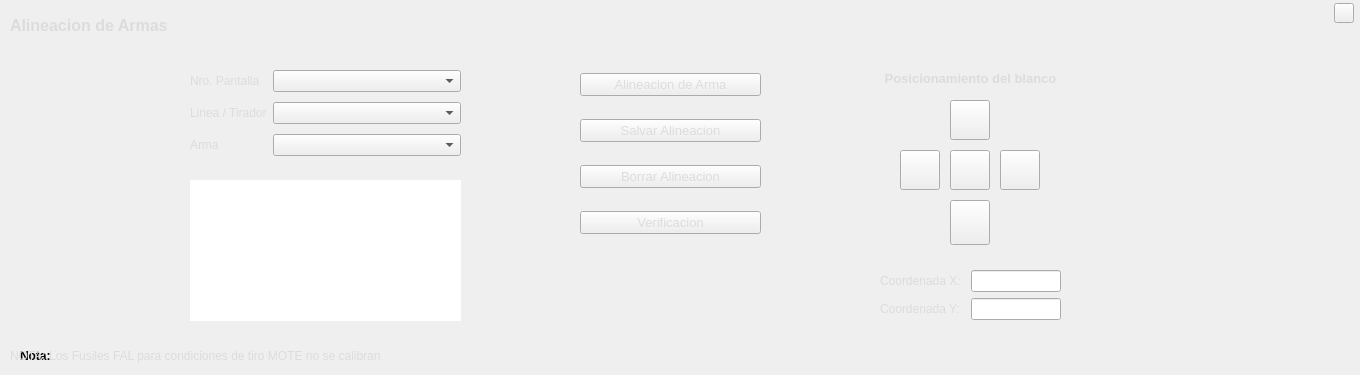
Old version of the form MenuAlineacionArmas/AlineacionArmas.ui in the repository juanMartinAlvarez/STP_DB.
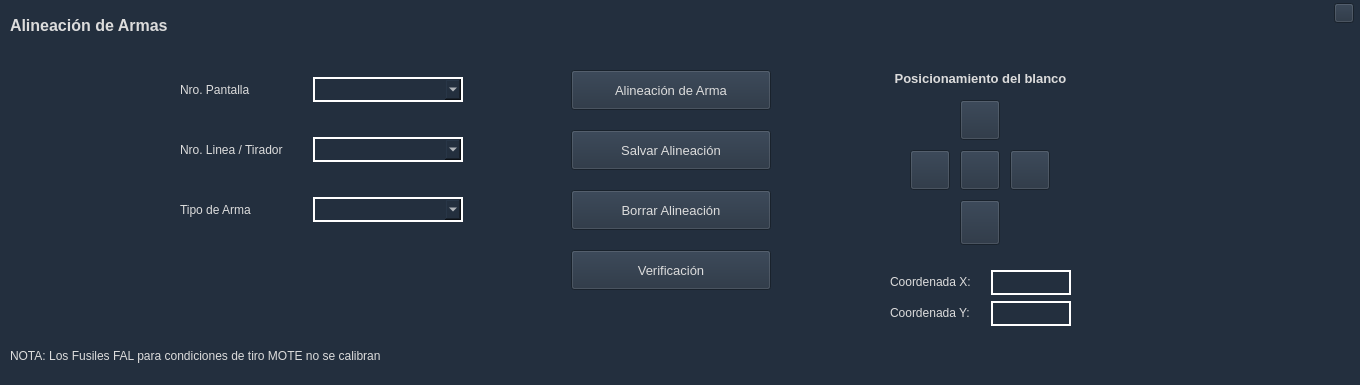
New version of the form. Icons and pictures are not drawn.

```diff
--- a/MenuAlineacionArmas/AlineacionArmas.ui
+++ b/MenuAlineacionArmas/AlineacionArmas.ui
@@ -7,18 +7,19 @@
     <x>0</x>
     <y>0</y>
     <width>1360</width>
-    <height>375</height>
+    <height>385</height>
    </rect>
   </property>
   <property name="windowTitle">
    <string>Form</string>
   </property>
   <property name="styleSheet">
-   <string notr="true">background-color: #232F3E;
+   <string notr="true">/*background-color: #232F3E;*/
 
 QWidget{
 	background-color: #232F3E;
 }
+
 QFrame{
 	/*background-color: rgb(180, 180, 200);*/
 	border: 0
@@ -44,7 +45,15 @@
     background-color:#fff;
     border-radius: 6px;
 }
-</string>
+
+QComboBox{
+    border: 2px solid  rgb(255, 255, 255);
+    color: rgb(255, 255, 255);
+}
+QLineEdit{
+    border: 2px solid  rgb(255, 255, 255);
+    color: rgb(255, 255, 255);
+}</string>
   </property>
   <widget class="QLabel" name="label">
    <property name="geometry">
@@ -66,29 +75,10 @@
     <string notr="true">color: rgb(220, 220, 220);</string>
    </property>
    <property name="text">
-    <string>Alineacion de Armas</string>
+    <string>Alineación de Armas</string>
    </property>
   </widget>
-  <widget class="QLabel" name="label_2">
-   <property name="geometry">
-    <rect>
-     <x>20</x>
-     <y>340</y>
-     <width>40</width>
-     <height>31</height>
-    </rect>
-   </property>
-   <property name="font">
-    <font>
-     <weight>75</weight>
-     <bold>true</bold>
-    </font>
-   </property>
-   <property name="text">
-    <string>Nota:</string>
-   </property>
-  </widget>
-  <widget class="QLabel" name="label_3">
+  <widget class="QLabel" name="labelNOTA">
    <property name="geometry">
     <rect>
      <x>10</x>
@@ -107,7 +97,7 @@
   <widget class="QPushButton" name="pushButton">
    <property name="geometry">
     <rect>
-     <x>950</x>
+     <x>960</x>
      <y>100</y>
      <width>40</width>
      <height>40</height>
@@ -127,7 +117,7 @@
   <widget class="QPushButton" name="pushButton_2">
    <property name="geometry">
     <rect>
-     <x>950</x>
+     <x>960</x>
      <y>200</y>
      <width>40</width>
      <height>45</height>
@@ -148,7 +138,7 @@
   <widget class="QPushButton" name="pushButton_3">
    <property name="geometry">
     <rect>
-     <x>900</x>
+     <x>910</x>
      <y>150</y>
      <width>40</width>
      <height>40</height>
@@ -168,7 +158,7 @@
   <widget class="QPushButton" name="pushButton_4">
    <property name="geometry">
     <rect>
-     <x>1000</x>
+     <x>1010</x>
      <y>150</y>
      <width>40</width>
      <height>40</height>
@@ -188,7 +178,7 @@
   <widget class="QLabel" name="label_4">
    <property name="geometry">
     <rect>
-     <x>880</x>
+     <x>890</x>
      <y>70</y>
      <width>181</width>
      <height>16</height>
@@ -230,17 +220,7 @@
     <enum>Qt::Vertical</enum>
    </property>
   </widget>
-  <widget class="QGraphicsView" name="graphicsView">
-   <property name="geometry">
-    <rect>
-     <x>190</x>
-     <y>180</y>
-     <width>271</width>
-     <height>141</height>
-    </rect>
-   </property>
-  </widget>
-  <widget class="QPushButton" name="pushButton_5">
+  <widget class="QPushButton" name="pushButtonSalir">
    <property name="geometry">
     <rect>
      <x>1334</x>
@@ -282,7 +262,7 @@
   <widget class="QPushButton" name="pushButton_10">
    <property name="geometry">
     <rect>
-     <x>950</x>
+     <x>960</x>
      <y>150</y>
      <width>40</width>
      <height>40</height>
@@ -302,78 +282,56 @@
   <widget class="QWidget" name="layoutWidget">
    <property name="geometry">
     <rect>
-     <x>190</x>
+     <x>180</x>
      <y>60</y>
-     <width>271</width>
-     <height>111</height>
+     <width>591</width>
+     <height>231</height>
     </rect>
    </property>
-   <layout class="QFormLayout" name="formLayout">
+   <layout class="QGridLayout" name="gridLayout">
+    <property name="topMargin">
+     <number>10</number>
+    </property>
+    <property name="horizontalSpacing">
+     <number>30</number>
+    </property>
     <property name="verticalSpacing">
-     <number>10</number>
+     <number>20</number>
     </property>
-    <property name="topMargin">
-     <number>10</number>
-    </property>
-    <item row="0" column="0">
-     <widget class="QLabel" name="label_9">
-      <property name="styleSheet">
-       <string notr="true">color: rgb(220, 220, 220);</string>
-      </property>
-      <property name="text">
-       <string>Nro. Pantalla</string>
-      </property>
-     </widget>
-    </item>
-    <item row="0" column="1">
-     <widget class="QComboBox" name="comboBox_3"/>
-    </item>
-    <item row="1" column="0">
-     <widget class="QLabel" name="label_7">
-      <property name="styleSheet">
-       <string notr="true">color: rgb(220, 220, 220);</string>
-      </property>
-      <property name="text">
-       <string>Linea / Tirador</string>
-      </property>
-     </widget>
-    </item>
-    <item row="1" column="1">
-     <widget class="QComboBox" name="comboBox"/>
-    </item>
     <item row="2" column="0">
-     <widget class="QLabel" name="label_8">
+     <widget class="QLabel" name="labelTipoArma">
       <property name="styleSheet">
        <string notr="true">color: rgb(220, 220, 220);</string>
       </property>
       <property name="text">
-       <string>Arma</string>
+       <string>Tipo de Arma</string>
       </property>
      </widget>
     </item>
-    <item row="2" column="1">
-     <widget class="QComboBox" name="comboBox_2"/>
+    <item row="0" column="0">
+     <widget class="QLabel" name="labelNroPantalla">
+      <property name="styleSheet">
+       <string notr="true">color: rgb(220, 220, 220);</string>
+      </property>
+      <property name="text">
+       <string>Nro. Pantalla</string>
+      </property>
+     </widget>
     </item>
-   </layout>
-  </widget>
-  <widget class="QWidget" name="layoutWidget">
-   <property name="geometry">
-    <rect>
-     <x>580</x>
-     <y>60</y>
-     <width>181</width>
-     <height>191</height>
-    </rect>
-   </property>
-   <layout class="QVBoxLayout" name="verticalLayout">
-    <property name="spacing">
-     <number>10</number>
-    </property>
-    <property name="sizeConstraint">
-     <enum>QLayout::SetDefaultConstraint</enum>
-    </property>
-    <item>
-     <widget class="QPushButton" name="pushButton_6">
+    <item row="0" column="3">
+     <widget class="QPushButton" name="pushButtonAlineacionArma">
+      <property name="sizePolicy">
+       <sizepolicy hsizetype="Expanding" vsizetype="Fixed">
+        <horstretch>0</horstretch>
+        <verstretch>0</verstretch>
+       </sizepolicy>
+      </property>
+      <property name="minimumSize">
+       <size>
+        <width>200</width>
+        <height>40</height>
+       </size>
+      </property>
       <property name="font">
        <font>
         <pointsize>10</pointsize>
@@ -386,12 +344,24 @@
        <string notr="true">color: rgb(220, 220, 220);</string>
       </property>
       <property name="text">
-       <string>Alineacion de Arma</string>
+       <string>Alineación de Arma</string>
       </property>
      </widget>
     </item>
-    <item>
-     <widget class="QPushButton" name="pushButton_7">
+    <item row="1" column="3">
+     <widget class="QPushButton" name="pushButtonSalvarAlineacion">
+      <property name="sizePolicy">
+       <sizepolicy hsizetype="Expanding" vsizetype="Fixed">
+        <horstretch>0</horstretch>
+        <verstretch>0</verstretch>
+       </sizepolicy>
+      </property>
+      <property name="minimumSize">
+       <size>
+        <width>200</width>
+        <height>40</height>
+       </size>
+      </property>
       <property name="font">
        <font>
         <pointsize>10</pointsize>
@@ -401,12 +371,34 @@
        <string notr="true">color: rgb(220, 220, 220);</string>
       </property>
       <property name="text">
-       <string>Salvar Alineacion</string>
+       <string>Salvar Alineación</string>
       </property>
      </widget>
     </item>
-    <item>
-     <widget class="QPushButton" name="pushButton_8">
+    <item row="0" column="1">
+     <widget class="QComboBox" name="comboBox_3">
+      <property name="minimumSize">
+       <size>
+        <width>150</width>
+        <height>25</height>
+       </size>
+      </property>
+     </widget>
+    </item>
+    <item row="2" column="3">
+     <widget class="QPushButton" name="pushButtonBorrarAlineacion">
+      <property name="sizePolicy">
+       <sizepolicy hsizetype="Expanding" vsizetype="Fixed">
+        <horstretch>0</horstretch>
+        <verstretch>0</verstretch>
+       </sizepolicy>
+      </property>
+      <property name="minimumSize">
+       <size>
+        <width>200</width>
+        <height>40</height>
+       </size>
+      </property>
       <property name="font">
        <font>
         <pointsize>10</pointsize>
@@ -416,12 +408,67 @@
        <string notr="true">color: rgb(220, 220, 220);</string>
       </property>
       <property name="text">
-       <string>Borrar Alineacion</string>
+       <string>Borrar Alineación</string>
       </property>
      </widget>
     </item>
-    <item>
-     <widget class="QPushButton" name="pushButton_9">
+    <item row="2" column="1">
+     <widget class="QComboBox" name="comboBox_2">
+      <property name="minimumSize">
+       <size>
+        <width>150</width>
+        <height>25</height>
+       </size>
+      </property>
+     </widget>
+    </item>
+    <item row="0" column="2">
+     <spacer name="horizontalSpacer">
+      <property name="orientation">
+       <enum>Qt::Horizontal</enum>
+      </property>
+      <property name="sizeHint" stdset="0">
+       <size>
+        <width>40</width>
+        <height>20</height>
+       </size>
+      </property>
+     </spacer>
+    </item>
+    <item row="1" column="0">
+     <widget class="QLabel" name="labelNroLineaTirador">
+      <property name="styleSheet">
+       <string notr="true">color: rgb(220, 220, 220);</string>
+      </property>
+      <property name="text">
+       <string>Nro. Linea / Tirador</string>
+      </property>
+     </widget>
+    </item>
+    <item row="1" column="1">
+     <widget class="QComboBox" name="comboBox">
+      <property name="minimumSize">
+       <size>
+        <width>150</width>
+        <height>25</height>
+       </size>
+      </property>
+     </widget>
+    </item>
+    <item row="3" column="3">
+     <widget class="QPushButton" name="pushButtonVerificacion">
+      <property name="sizePolicy">
+       <sizepolicy hsizetype="Expanding" vsizetype="Fixed">
+        <horstretch>0</horstretch>
+        <verstretch>0</verstretch>
+       </sizepolicy>
+      </property>
+      <property name="minimumSize">
+       <size>
+        <width>200</width>
+        <height>40</height>
+       </size>
+      </property>
       <property name="font">
        <font>
         <pointsize>10</pointsize>
@@ -431,7 +478,7 @@
        <string notr="true">color: rgb(220, 220, 220);</string>
       </property>
       <property name="text">
-       <string>Verificacion</string>
+       <string>Verificación</string>
       </property>
      </widget>
     </item>
@@ -440,7 +487,7 @@
   <widget class="QWidget" name="layoutWidget">
    <property name="geometry">
     <rect>
-     <x>880</x>
+     <x>890</x>
      <y>260</y>
      <width>181</width>
      <height>84</height>
@@ -448,7 +495,7 @@
    </property>
    <layout class="QFormLayout" name="formLayout_2">
     <property name="horizontalSpacing">
-     <number>10</number>
+     <number>20</number>
     </property>
     <property name="topMargin">
      <number>10</number>
@@ -467,7 +514,14 @@
      </widget>
     </item>
     <item row="0" column="1">
-     <widget class="QLineEdit" name="lineEdit"/>
+     <widget class="QLineEdit" name="lineEditCoordenadaX">
+      <property name="minimumSize">
+       <size>
+        <width>0</width>
+        <height>25</height>
+       </size>
+      </property>
+     </widget>
     </item>
     <item row="1" column="0">
      <widget class="QLabel" name="label_6">
@@ -480,7 +534,14 @@
      </widget>
     </item>
     <item row="1" column="1">
-     <widget class="QLineEdit" name="lineEdit_2"/>
+     <widget class="QLineEdit" name="lineEditCoordenadaY">
+      <property name="minimumSize">
+       <size>
+        <width>0</width>
+        <height>25</height>
+       </size>
+      </property>
+     </widget>
     </item>
    </layout>
   </widget>
```
Left out of the diff: 18 changed lines with no effect on the pictures.
